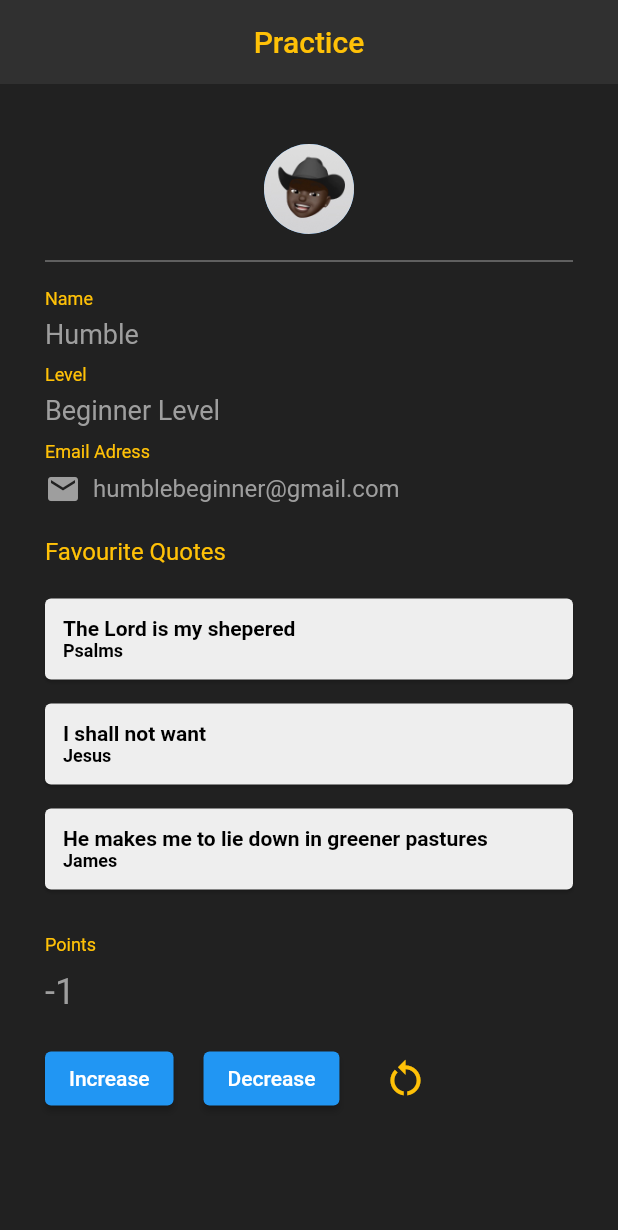
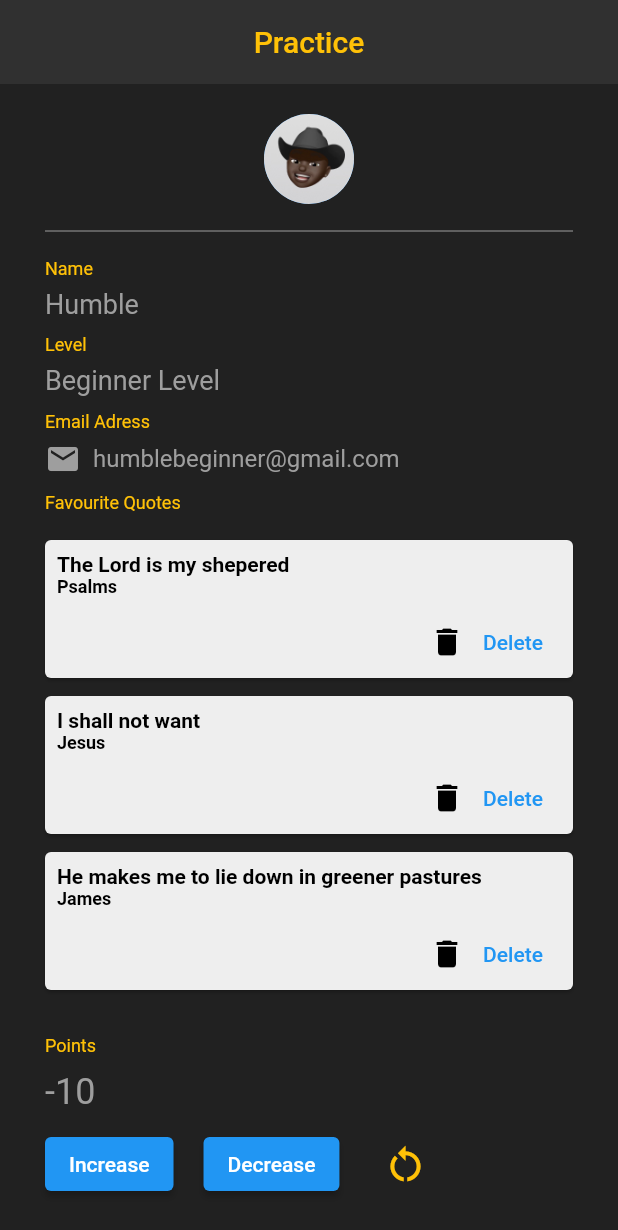
Before and after one commit to HumbleGh/HID, a Flutter app: the screen it shows after launch, item 2 of the bottom bar chosen, on a phone screen of 412 x 824 dp. Shown: the top 1230 px of the screen. Run offline on Flutter 3.47's test engine with Material 2 defaults, Android fonts, the phone set to English and light mode, and no system bars.

Commit message:
added quote card

```diff
--- a/lib/main.dart
+++ b/lib/main.dart
@@ -1,5 +1,6 @@
 import 'package:flutter/material.dart';
 import 'quote.dart';
+import 'quote_card.dart';
 
 void main() {
   runApp(const MaterialApp(
@@ -23,38 +24,10 @@ class _Fixing extends State<Fixing> {
     Quote(text: 'He makes me to lie down in greener pastures', author: 'James'),
   ];
 
-  Widget quoteTemplate(quote) {
-    return Card(
-      margin: const EdgeInsets.fromLTRB(0.0, 16.0, 0.0, 0.0),
-      color: Colors.grey[200],
-      child: Padding(
-        padding: const EdgeInsets.all(12.0),
-        child: Column(
-          crossAxisAlignment: CrossAxisAlignment.stretch,
-          children: [
-            Text(
-              quote.text,
-              style: const TextStyle(
-                  color: Colors.black,
-                  fontSize: 14.0,
-                  fontWeight: FontWeight.bold),
-            ),
-            Text(
-              quote.author,
-              style: const TextStyle(
-                  color: Colors.black,
-                  fontSize: 12.0,
-                  fontWeight: FontWeight.bold),
-            ),
-          ],
-        ),
-      ),
-    );
-  }
-
   @override
   Widget build(BuildContext context) {
     return Scaffold(
+      backgroundColor: Colors.grey[900],
       appBar: AppBar(
         elevation: 0.0,
         backgroundColor: Colors.grey[850],
@@ -65,7 +38,7 @@ class _Fixing extends State<Fixing> {
         ),
       ),
       body: Padding(
-        padding: const EdgeInsets.fromLTRB(30.0, 40.0, 30.0, 0.0),
+        padding: const EdgeInsets.fromLTRB(30.0, 20.0, 30.0, 0.0),
         child: Column(
           crossAxisAlignment: CrossAxisAlignment.start,
           children: [
@@ -159,13 +132,13 @@ class _Fixing extends State<Fixing> {
               ],
             ),
             const SizedBox(
-              height: 20.0,
+              height: 10.0,
             ),
             const Text(
               'Favourite Quotes',
               style: TextStyle(
                 color: Colors.amber,
-                fontSize: 16.0,
+                fontSize: 12.0,
               ),
             ),
             const SizedBox(
@@ -173,7 +146,16 @@ class _Fixing extends State<Fixing> {
             ),
             Column(
               crossAxisAlignment: CrossAxisAlignment.start,
-              children: quotes.map((quote) => quoteTemplate(quote)).toList(),
+              children: quotes
+                  .map((quote) => QuoteCard(
+                        quote: quote,
+                        delete: () {
+                          setState(() {
+                            quotes.remove(quote);
+                          });
+                        },
+                      ))
+                  .toList(),
             ),
             const SizedBox(
               height: 10.0,
@@ -199,13 +181,13 @@ class _Fixing extends State<Fixing> {
               ),
             ),
             const SizedBox(
-              height: 20.0,
+              height: 10.0,
             ),
             Row(children: [
               ElevatedButton(
                 onPressed: () {
                   setState(() {
-                    point += 1;
+                    point += 10;
                   });
                 },
                 child: const Text('Increase'),
@@ -216,7 +198,7 @@ class _Fixing extends State<Fixing> {
               ElevatedButton(
                 onPressed: () {
                   setState(() {
-                    point -= 1;
+                    point -= 10;
                   });
                 },
                 child: const Text('Decrease'),
@@ -240,7 +222,6 @@ class _Fixing extends State<Fixing> {
           ],
         ),
       ),
-      backgroundColor: Colors.grey[900],
     );
   }
 }
--- /dev/null
+++ b/lib/quote_card.dart
@@ -0,0 +1,54 @@
+import 'package:flutter/material.dart';
+import 'quote.dart';
+
+class QuoteCard extends StatelessWidget {
+  final Quote quote;
+  final Function delete;
+  const QuoteCard({super.key, required this.quote, required this.delete});
+
+  @override
+  Widget build(BuildContext context) {
+    return Card(
+      margin: const EdgeInsets.fromLTRB(0.0, 12.0, 0.0, 0.0),
+      color: Colors.grey[200],
+      child: Padding(
+        padding: const EdgeInsets.fromLTRB(8.0, 8.0, 8.0, 0.0),
+        child: Column(
+          crossAxisAlignment: CrossAxisAlignment.stretch,
+          children: [
+            Text(
+              quote.text,
+              style: const TextStyle(
+                  color: Colors.black,
+                  fontSize: 14.0,
+                  fontWeight: FontWeight.bold),
+            ),
+            Text(
+              quote.author,
+              style: const TextStyle(
+                  color: Colors.black,
+                  fontSize: 12.0,
+                  fontWeight: FontWeight.bold),
+            ),
+            const SizedBox(
+              height: 6.0,
+            ),
+            Row(
+              mainAxisAlignment: MainAxisAlignment.end,
+              children: [
+                const Icon(
+                  Icons.delete,
+                  color: Colors.black,
+                ),
+                TextButton(
+                  onPressed: () {},
+                  child: const Text('Delete'),
+                ),
+              ],
+            )
+          ],
+        ),
+      ),
+    );
+  }
+}
```
